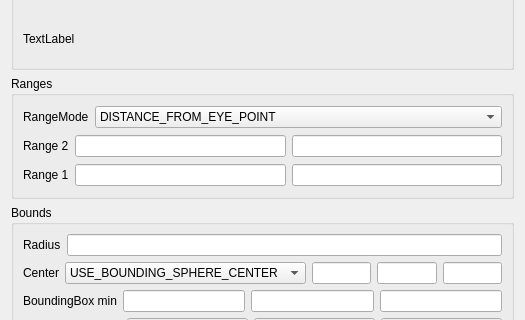
Above: src/QosgSceneEdit/UI/pagedlod_editor.ui from oliviertournaire/QosgSceneEdit before the change; both pictures show x 0 to 525 and y 93 to 413 of the 525 by 512 pixel window. Below: the same form after it.
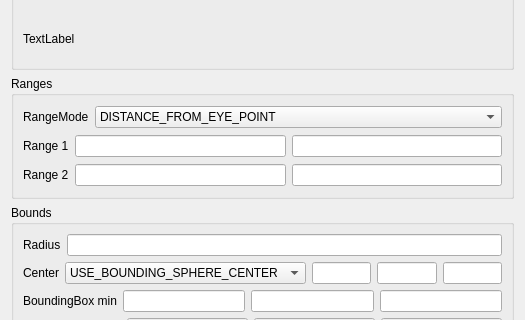
That is the form after the change. Icons and pictures are not drawn.

```diff
--- a/src/QosgSceneEdit/UI/pagedlod_editor.ui
+++ b/src/QosgSceneEdit/UI/pagedlod_editor.ui
@@ -85,23 +85,6 @@
         </item>
        </layout>
       </item>
-      <item>
-       <layout class="QHBoxLayout" name="horizontalLayout_2">
-        <item>
-         <widget class="QLabel" name="label_2">
-          <property name="text">
-           <string>Range 2</string>
-          </property>
-         </widget>
-        </item>
-        <item>
-         <widget class="QLineEdit" name="_lineedit_rangemin2"/>
-        </item>
-        <item>
-         <widget class="QLineEdit" name="_lineedit_rangemax2"/>
-        </item>
-       </layout>
-      </item>
       <item>
        <layout class="QHBoxLayout" name="horizontalLayout">
         <item>
@@ -119,6 +102,23 @@
         </item>
        </layout>
       </item>
+      <item>
+       <layout class="QHBoxLayout" name="horizontalLayout_2">
+        <item>
+         <widget class="QLabel" name="label_2">
+          <property name="text">
+           <string>Range 2</string>
+          </property>
+         </widget>
+        </item>
+        <item>
+         <widget class="QLineEdit" name="_lineedit_rangemin2"/>
+        </item>
+        <item>
+         <widget class="QLineEdit" name="_lineedit_rangemax2"/>
+        </item>
+       </layout>
+      </item>
      </layout>
     </widget>
    </item>
```
